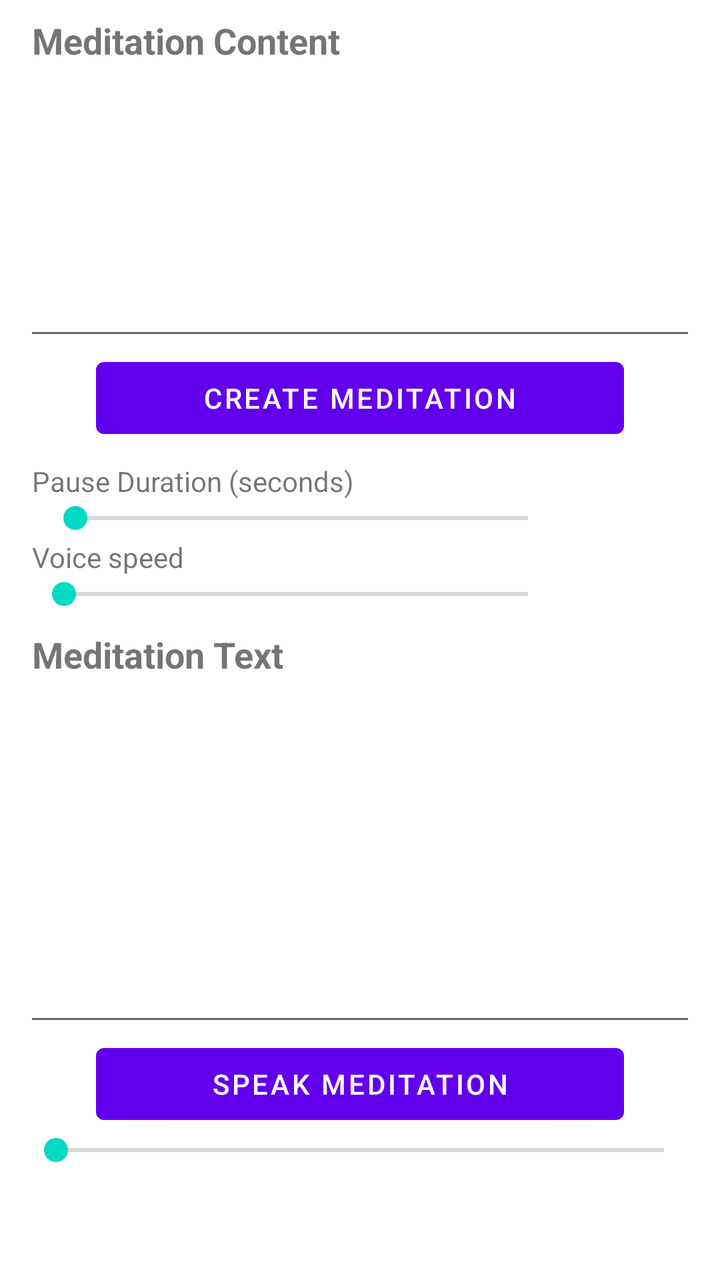
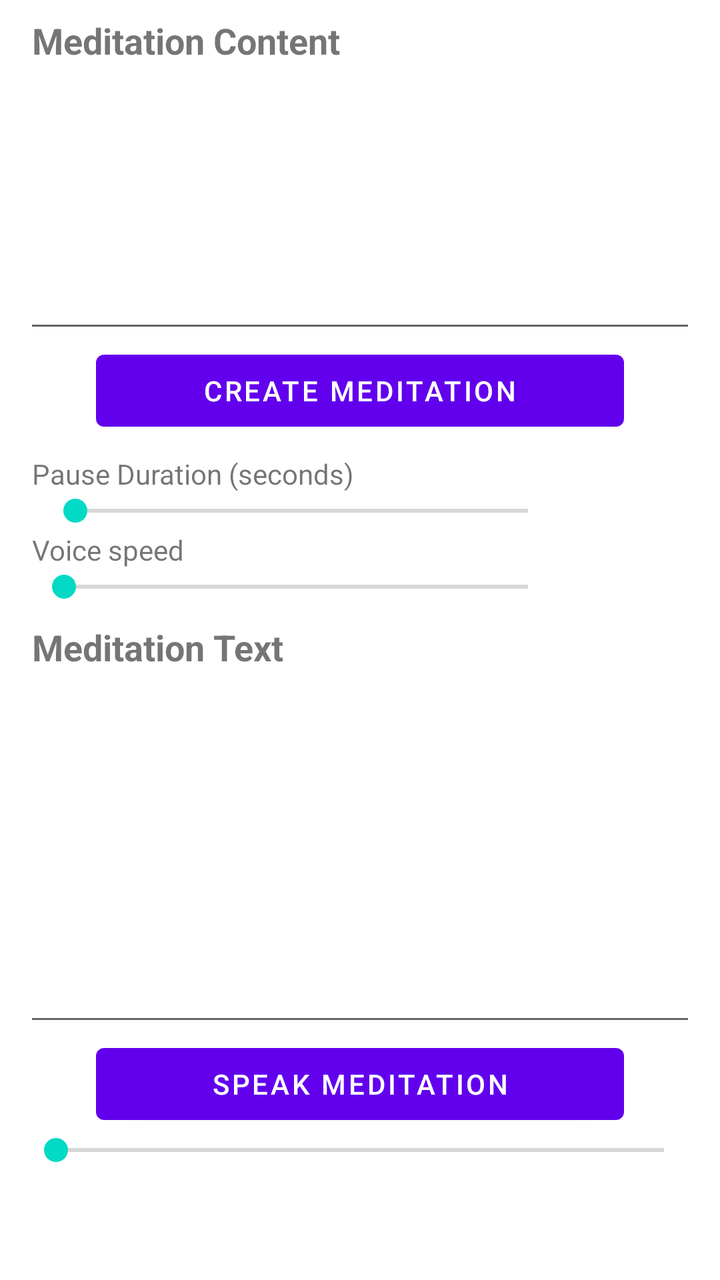

Screens rendered from an Android XML layout before and after an edit, with the pre-edit source and the edit as a unified diff.
<!-- AndroidManifest.xml: application theme Theme.MyMeditation -->
<!-- res/layout/fragment_meditation.xml -->
<?xml version="1.0" encoding="utf-8"?>
<LinearLayout xmlns:android="http://schemas.android.com/apk/res/android"
    xmlns:app="http://schemas.android.com/apk/res-auto"
    android:layout_width="match_parent"
    android:layout_height="match_parent"
    android:orientation="vertical"
    android:paddingBottom="?attr/actionBarSize">

    <TextView
        android:id="@+id/labelMeditationContent"
        android:layout_width="wrap_content"
        android:layout_height="wrap_content"
        android:layout_marginStart="@dimen/activity_horizontal_margin"
        android:layout_marginEnd="@dimen/activity_horizontal_margin"
        android:layout_marginTop="@dimen/activity_heading_margin"
        android:labelFor="@id/editTextMeditationContent"
        android:text="@string/label_meditation_content"
        android:textSize="@dimen/text_size_content_heading"
        android:textStyle="bold" />

    <EditText
        android:id="@+id/editTextMeditationContent"
        android:layout_width="match_parent"
        android:layout_height="0dp"
        android:layout_marginStart="@dimen/editText_horizontal_margin"
        android:layout_marginEnd="@dimen/editText_horizontal_margin"
        android:layout_weight="0.8"
        android:gravity="top"
        android:importantForAutofill="no"
        android:inputType="textMultiLine"
        android:textSize="@dimen/text_size_content" />

    <Button
        android:id="@+id/buttonCreateMeditation"
        android:layout_width="match_parent"
        android:layout_height="wrap_content"
        android:layout_marginStart="@dimen/single_button_horizontal_margin"
        android:layout_marginEnd="@dimen/single_button_horizontal_margin"
        android:text="@string/button_create_meditation" />

    <TextView
        android:layout_width="wrap_content"
        android:layout_height="wrap_content"
        android:layout_marginStart="@dimen/activity_horizontal_margin"
        android:layout_marginEnd="@dimen/activity_horizontal_margin"
        android:layout_marginTop="@dimen/activity_heading_margin"
        android:labelFor="@id/seekBarPauseDuration"
        android:text="@string/label_pause_duration" />

    <LinearLayout
        android:layout_width="match_parent"
        android:layout_height="wrap_content"
        android:layout_marginStart="@dimen/activity_horizontal_margin"
        android:layout_marginEnd="@dimen/activity_horizontal_margin"
        android:orientation="horizontal">

        <SeekBar
            android:id="@+id/seekBarPauseDuration"
            android:layout_width="0px"
            android:layout_height="wrap_content"
            android:layout_weight="1"
            android:indeterminate="false"
            android:max="40"
            android:min="0"
            android:progress="1" />

        <TextView
            android:id="@+id/textPauseDuration"
            android:clickable="true"
            android:focusable="true"
            android:layout_width="64dp"
            android:layout_height="wrap_content"
            android:textAlignment="viewEnd" />
    </LinearLayout>

    <TextView
        android:layout_width="wrap_content"
        android:layout_height="wrap_content"
        android:layout_marginStart="@dimen/activity_horizontal_margin"
        android:text="@string/label_voice_speed" />
    <LinearLayout
        android:layout_width="match_parent"
        android:layout_height="wrap_content"
        android:layout_marginStart="@dimen/activity_horizontal_margin"
        android:layout_marginEnd="@dimen/activity_horizontal_margin"
        android:orientation="horizontal">
        <SeekBar
            android:id="@+id/seekBarVoiceSpeed"
            android:layout_width="0dp"
            android:layout_height="wrap_content"
            android:layout_weight="1"
            android:max="1000" />
        <TextView
            android:id="@+id/textVoiceSpeed"
            android:layout_width="64dp"
            android:layout_height="wrap_content"
            android:clickable="true"
            android:focusable="true"
            android:textAlignment="viewEnd" />
    </LinearLayout>

    <TextView
        android:layout_width="wrap_content"
        android:layout_height="wrap_content"
        android:layout_marginStart="@dimen/activity_horizontal_margin"
        android:layout_marginEnd="@dimen/activity_horizontal_margin"
        android:layout_marginTop="@dimen/activity_heading_margin"
        android:id="@+id/labelMeditationText"
        android:labelFor="@id/editTextMeditationText"
        android:text="@string/label_meditation_text"
        android:textSize="@dimen/text_size_content_heading"
        android:textStyle="bold" />

    <EditText
        android:id="@+id/editTextMeditationText"
        android:layout_width="match_parent"
        android:layout_height="0dp"
        android:layout_marginStart="@dimen/editText_horizontal_margin"
        android:layout_marginEnd="@dimen/editText_horizontal_margin"
        android:layout_weight="1"
        android:gravity="top"
        android:importantForAutofill="no"
        android:inputType="textMultiLine"
        android:textSize="@dimen/text_size_content" />

    <TextView
        android:id="@+id/textSpeechStatus"
        android:layout_width="match_parent"
        android:layout_height="wrap_content"
        android:layout_margin="0dp"
        android:padding="0dp"
        android:minHeight="0dp"
        android:includeFontPadding="false"
        android:textSize="12sp"
        android:accessibilityLiveRegion="polite"
        android:maxLines="1"
        android:ellipsize="end"
        android:visibility="gone" />

    <LinearLayout
        android:id="@+id/idlePlaybackActions"
        android:layout_width="match_parent"
        android:layout_height="wrap_content"
        android:layout_marginStart="@dimen/single_button_horizontal_margin"
        android:layout_marginEnd="@dimen/single_button_horizontal_margin"
        android:gravity="center_vertical"
        android:orientation="horizontal">

        <Button
            android:id="@+id/buttonSpeakMeditation"
            android:layout_width="0dp"
            android:layout_height="wrap_content"
            android:layout_weight="1"
            android:text="@string/button_speak_meditation" />

    </LinearLayout>

    <LinearLayout
        android:id="@+id/playbackControls"
        android:visibility="gone"
        android:layout_width="match_parent"
        android:layout_height="48dp"
        android:gravity="center"
        android:orientation="horizontal">
        <com.google.android.material.button.MaterialButton
            android:id="@+id/buttonPreviousMeditation"
            style="@style/PlaybackControl"
            app:icon="@drawable/ic_playback_previous"
            android:contentDescription="@string/notification_previous"
            android:tooltipText="@string/notification_previous"
            android:enabled="false" />
        <FrameLayout
            android:layout_width="56dp"
            android:layout_height="48dp">
        <com.google.android.material.button.MaterialButton
            android:id="@+id/buttonResumeMeditation"
            style="@style/PlaybackControl"
            app:icon="@drawable/ic_playback_play"
            android:contentDescription="@string/button_speak_meditation"
            android:tooltipText="@string/button_speak_meditation" />
        <com.google.android.material.button.MaterialButton
            android:id="@+id/buttonPauseMeditation"
            style="@style/PlaybackControl"
            app:icon="@drawable/ic_playback_pause"
            android:contentDescription="@string/button_pause_meditation"
            android:tooltipText="@string/button_pause_meditation"
            android:visibility="gone" />
        </FrameLayout>
        <com.google.android.material.button.MaterialButton
            android:id="@+id/buttonEndMeditation"
            style="@style/PlaybackControl"
            app:icon="@drawable/ic_playback_stop"
            android:contentDescription="@string/button_end_meditation"
            android:tooltipText="@string/button_end_meditation"
            android:enabled="false" />
        <com.google.android.material.button.MaterialButton
            android:id="@+id/buttonNextMeditation"
            style="@style/PlaybackControl"
            app:icon="@drawable/ic_playback_next"
            android:contentDescription="@string/notification_next"
            android:tooltipText="@string/notification_next"
            android:enabled="false" />
    </LinearLayout>

    <SeekBar
        android:id="@+id/seekBarAudio"
        android:layout_width="match_parent"
        android:layout_height="wrap_content"
        android:layout_marginStart="@dimen/editText_horizontal_margin"
        android:layout_marginEnd="@dimen/editText_horizontal_margin"
        android:indeterminate="false"
        android:max="100"
        android:min="0"
        android:progress="0" />

</LinearLayout>
<!-- resources referenced by this layout -->
<resources>
  <dimen name="activity_heading_margin">8dp</dimen>
  <dimen name="activity_horizontal_margin">16dp</dimen>
  <dimen name="editText_horizontal_margin">12dp</dimen>
  <dimen name="single_button_horizontal_margin">48dp</dimen>
  <dimen name="text_size_content">16sp</dimen>
  <dimen name="text_size_content_heading">18sp</dimen>
  <!-- drawable ic_playback_next (drawable) -->
  <vector xmlns:android="http://schemas.android.com/apk/res/android"
      android:width="24dp" android:height="24dp"
      android:viewportWidth="24" android:viewportHeight="24">
      <path android:fillColor="#FFFFFFFF" android:pathData="M16,5h2v14h-2z M6,5l10,7 -10,7z" />
  </vector>
  <!-- drawable ic_playback_pause (drawable) -->
  <vector xmlns:android="http://schemas.android.com/apk/res/android"
      android:width="24dp" android:height="24dp"
      android:viewportWidth="24" android:viewportHeight="24">
      <path android:fillColor="#FFFFFFFF" android:pathData="M6,5h4v14H6z M14,5h4v14h-4z" />
  </vector>
  <!-- drawable ic_playback_play (drawable) -->
  <vector xmlns:android="http://schemas.android.com/apk/res/android"
      android:width="24dp" android:height="24dp"
      android:viewportWidth="24" android:viewportHeight="24">
      <path android:fillColor="#FFFFFFFF" android:pathData="M8,5v14l11,-7z" />
  </vector>
  <!-- drawable ic_playback_previous (drawable) -->
  <vector xmlns:android="http://schemas.android.com/apk/res/android"
      android:width="24dp" android:height="24dp"
      android:viewportWidth="24" android:viewportHeight="24">
      <path android:fillColor="#FFFFFFFF" android:pathData="M6,5h2v14H6z M18,5v14L8,12z" />
  </vector>
  <!-- drawable ic_playback_stop (drawable) -->
  <vector xmlns:android="http://schemas.android.com/apk/res/android"
      android:width="24dp" android:height="24dp"
      android:viewportWidth="24" android:viewportHeight="24">
      <path android:fillColor="#FFFFFFFF" android:pathData="M6,6h12v12H6z" />
  </vector>
  <string name="button_create_meditation">Create Meditation</string>
  <string name="button_end_meditation">End meditation</string>
  <string name="button_pause_meditation">Pause Meditation</string>
  <string name="button_speak_meditation">Speak Meditation</string>
  <string name="label_meditation_content">Meditation Content</string>
  <string name="label_meditation_text">Meditation Text</string>
  <string name="label_pause_duration">Pause Duration (seconds)</string>
  <string name="label_voice_speed">Voice speed</string>
  <string name="notification_next">Next</string>
  <string name="notification_previous">Previous</string>
  <style name="PlaybackControl" parent="Widget.MaterialComponents.Button">
          <item name="android:layout_width">48dp</item>
          <item name="android:layout_height">48dp</item>
          <item name="android:layout_marginHorizontal">4dp</item>
          <item name="android:minWidth">0dp</item>
          <item name="android:padding">12dp</item>
          <item name="iconSize">24dp</item>
          <item name="iconPadding">0dp</item>
          <item name="iconGravity">textStart</item>
      </style>
  <style name="Theme.MyMeditation" parent="Theme.MaterialComponents.DayNight.DarkActionBar">
          
          <item name="colorPrimary">@color/purple_500</item>
          <item name="colorPrimaryVariant">@color/purple_700</item>
          <item name="colorOnPrimary">@color/white</item>
          
          <item name="colorSecondary">@color/teal_200</item>
          <item name="colorSecondaryVariant">@color/teal_700</item>
          <item name="colorOnSecondary">@color/black</item>
          
          <item name="android:statusBarColor">?attr/colorPrimaryVariant</item>
          
      </style>
  <color name="purple_500">#FF6200EE</color>
  <color name="purple_700">#FF3700B3</color>
  <color name="white">#FFFFFFFF</color>
  <color name="teal_200">#FF03DAC5</color>
  <color name="teal_700">#FF018786</color>
  <color name="black">#FF000000</color>
</resources>

<!-- the commit's change to res/layout/fragment_meditation.xml (unified diff, before → after) -->
@@ -6,29 +6,37 @@
     android:orientation="vertical"
     android:paddingBottom="?attr/actionBarSize">
 
-    <TextView
-        android:id="@+id/labelMeditationContent"
-        android:layout_width="wrap_content"
-        android:layout_height="wrap_content"
-        android:layout_marginStart="@dimen/activity_horizontal_margin"
-        android:layout_marginEnd="@dimen/activity_horizontal_margin"
-        android:layout_marginTop="@dimen/activity_heading_margin"
-        android:labelFor="@id/editTextMeditationContent"
-        android:text="@string/label_meditation_content"
-        android:textSize="@dimen/text_size_content_heading"
-        android:textStyle="bold" />
-
-    <EditText
-        android:id="@+id/editTextMeditationContent"
+    <LinearLayout
+        android:id="@+id/meditationContentSection"
         android:layout_width="match_parent"
         android:layout_height="0dp"
-        android:layout_marginStart="@dimen/editText_horizontal_margin"
-        android:layout_marginEnd="@dimen/editText_horizontal_margin"
         android:layout_weight="0.8"
-        android:gravity="top"
-        android:importantForAutofill="no"
-        android:inputType="textMultiLine"
-        android:textSize="@dimen/text_size_content" />
+        android:orientation="vertical">
+        <TextView
+            android:id="@+id/labelMeditationContent"
+            android:layout_width="wrap_content"
+            android:layout_height="wrap_content"
+            android:layout_marginStart="@dimen/activity_horizontal_margin"
+            android:layout_marginEnd="@dimen/activity_horizontal_margin"
+            android:layout_marginTop="@dimen/activity_heading_margin"
+            android:labelFor="@id/editTextMeditationContent"
+            android:text="@string/label_meditation_content"
+            android:textSize="@dimen/text_size_content_heading"
+            android:textStyle="bold" />
+
+        <EditText
+            android:id="@+id/editTextMeditationContent"
+            android:layout_width="match_parent"
+            android:layout_height="0dp"
+            android:layout_marginStart="@dimen/editText_horizontal_margin"
+            android:layout_marginEnd="@dimen/editText_horizontal_margin"
+            android:layout_weight="1"
+            android:gravity="top"
+            android:importantForAutofill="no"
+            android:inputType="textMultiLine"
+            android:textSize="@dimen/text_size_content" />
+
+    </LinearLayout>
 
     <Button
         android:id="@+id/buttonCreateMeditation"
@@ -38,179 +46,201 @@
         android:layout_marginEnd="@dimen/single_button_horizontal_margin"
         android:text="@string/button_create_meditation" />
 
-    <TextView
-        android:layout_width="wrap_content"
+    <LinearLayout
+        android:id="@+id/speechSettingsSection"
+        android:layout_width="match_parent"
         android:layout_height="wrap_content"
-        android:layout_marginStart="@dimen/activity_horizontal_margin"
-        android:layout_marginEnd="@dimen/activity_horizontal_margin"
-        android:layout_marginTop="@dimen/activity_heading_margin"
-        android:labelFor="@id/seekBarPauseDuration"
-        android:text="@string/label_pause_duration" />
-
-    <LinearLayout
+        android:orientation="vertical">
+        <TextView
+            android:layout_width="wrap_content"
+            android:layout_height="wrap_content"
+            android:layout_marginStart="@dimen/activity_horizontal_margin"
+            android:layout_marginEnd="@dimen/activity_horizontal_margin"
+            android:layout_marginTop="@dimen/activity_heading_margin"
+            android:labelFor="@id/seekBarPauseDuration"
+            android:text="@string/label_pause_duration" />
+
+        <LinearLayout
+            android:layout_width="match_parent"
+            android:layout_height="wrap_content"
+            android:layout_marginStart="@dimen/activity_horizontal_margin"
+            android:layout_marginEnd="@dimen/activity_horizontal_margin"
+            android:orientation="horizontal">
+
+            <SeekBar
+                android:id="@+id/seekBarPauseDuration"
+                android:layout_width="0px"
+                android:layout_height="wrap_content"
+                android:layout_weight="1"
+                android:indeterminate="false"
+                android:max="40"
+                android:min="0"
+                android:progress="1" />
+
+            <TextView
+                android:id="@+id/textPauseDuration"
+                android:clickable="true"
+                android:focusable="true"
+                android:layout_width="64dp"
+                android:layout_height="wrap_content"
+                android:textAlignment="viewEnd" />
+        </LinearLayout>
+
+        <TextView
+            android:layout_width="wrap_content"
+            android:layout_height="wrap_content"
+            android:layout_marginStart="@dimen/activity_horizontal_margin"
+            android:text="@string/label_voice_speed" />
+        <LinearLayout
+            android:layout_width="match_parent"
+            android:layout_height="wrap_content"
+            android:layout_marginStart="@dimen/activity_horizontal_margin"
+            android:layout_marginEnd="@dimen/activity_horizontal_margin"
+            android:orientation="horizontal">
+            <SeekBar
+                android:id="@+id/seekBarVoiceSpeed"
+                android:layout_width="0dp"
+                android:layout_height="wrap_content"
+                android:layout_weight="1"
+                android:max="1000" />
+            <TextView
+                android:id="@+id/textVoiceSpeed"
+                android:layout_width="64dp"
+                android:layout_height="wrap_content"
+                android:clickable="true"
+                android:focusable="true"
+                android:textAlignment="viewEnd" />
+        </LinearLayout>
+
+    </LinearLayout>
+
+    <LinearLayout
+        android:id="@+id/meditationTextSection"
+        android:layout_width="match_parent"
+        android:layout_height="0dp"
+        android:layout_weight="1"
+        android:orientation="vertical">
+        <TextView
+            android:layout_width="wrap_content"
+            android:layout_height="wrap_content"
+            android:layout_marginStart="@dimen/activity_horizontal_margin"
+            android:layout_marginEnd="@dimen/activity_horizontal_margin"
+            android:layout_marginTop="@dimen/activity_heading_margin"
+            android:id="@+id/labelMeditationText"
+            android:labelFor="@id/editTextMeditationText"
+            android:text="@string/label_meditation_text"
+            android:textSize="@dimen/text_size_content_heading"
+            android:textStyle="bold" />
+
+        <EditText
+            android:id="@+id/editTextMeditationText"
+            android:layout_width="match_parent"
+            android:layout_height="0dp"
+            android:layout_marginStart="@dimen/editText_horizontal_margin"
+            android:layout_marginEnd="@dimen/editText_horizontal_margin"
+            android:layout_weight="1"
+            android:gravity="top"
+            android:importantForAutofill="no"
+            android:inputType="textMultiLine"
+            android:textSize="@dimen/text_size_content" />
+
+    </LinearLayout>
+
+    <LinearLayout
+        android:id="@+id/meditationPlaybackSection"
         android:layout_width="match_parent"
         android:layout_height="wrap_content"
-        android:layout_marginStart="@dimen/activity_horizontal_margin"
-        android:layout_marginEnd="@dimen/activity_horizontal_margin"
-        android:orientation="horizontal">
+        android:orientation="vertical">
+        <TextView
+            android:id="@+id/textSpeechStatus"
+            android:layout_width="match_parent"
+            android:layout_height="wrap_content"
+            android:layout_margin="0dp"
+            android:padding="0dp"
+            android:minHeight="0dp"
+            android:includeFontPadding="false"
+            android:textSize="12sp"
+            android:accessibilityLiveRegion="polite"
+            android:maxLines="1"
+            android:ellipsize="end"
+            android:visibility="gone" />
+
+        <LinearLayout
+            android:id="@+id/idlePlaybackActions"
+            android:layout_width="match_parent"
+            android:layout_height="wrap_content"
+            android:layout_marginStart="@dimen/single_button_horizontal_margin"
+            android:layout_marginEnd="@dimen/single_button_horizontal_margin"
+            android:gravity="center_vertical"
+            android:orientation="horizontal">
+
+            <Button
+                android:id="@+id/buttonSpeakMeditation"
+                android:layout_width="0dp"
+                android:layout_height="wrap_content"
+                android:layout_weight="1"
+                android:text="@string/button_speak_meditation" />
+
+        </LinearLayout>
+
+        <LinearLayout
+            android:id="@+id/playbackControls"
+            android:visibility="gone"
+            android:layout_width="match_parent"
+            android:layout_height="48dp"
+            android:gravity="center"
+            android:orientation="horizontal">
+            <com.google.android.material.button.MaterialButton
+                android:id="@+id/buttonPreviousMeditation"
+                style="@style/PlaybackControl"
+                app:icon="@drawable/ic_playback_previous"
+                android:contentDescription="@string/notification_previous"
+                android:tooltipText="@string/notification_previous"
+                android:enabled="false" />
+            <FrameLayout
+                android:layout_width="56dp"
+                android:layout_height="48dp">
+            <com.google.android.material.button.MaterialButton
+                android:id="@+id/buttonResumeMeditation"
+                style="@style/PlaybackControl"
+                app:icon="@drawable/ic_playback_play"
+                android:contentDescription="@string/button_speak_meditation"
+                android:tooltipText="@string/button_speak_meditation" />
+            <com.google.android.material.button.MaterialButton
+                android:id="@+id/buttonPauseMeditation"
+                style="@style/PlaybackControl"
+                app:icon="@drawable/ic_playback_pause"
+                android:contentDescription="@string/button_pause_meditation"
+                android:tooltipText="@string/button_pause_meditation"
+                android:visibility="gone" />
+            </FrameLayout>
+            <com.google.android.material.button.MaterialButton
+                android:id="@+id/buttonEndMeditation"
+                style="@style/PlaybackControl"
+                app:icon="@drawable/ic_playback_stop"
+                android:contentDescription="@string/button_end_meditation"
+                android:tooltipText="@string/button_end_meditation"
+                android:enabled="false" />
+            <com.google.android.material.button.MaterialButton
+                android:id="@+id/buttonNextMeditation"
+                style="@style/PlaybackControl"
+                app:icon="@drawable/ic_playback_next"
+                android:contentDescription="@string/notification_next"
+                android:tooltipText="@string/notification_next"
+                android:enabled="false" />
+        </LinearLayout>
 
         <SeekBar
-            android:id="@+id/seekBarPauseDuration"
-            android:layout_width="0px"
-            android:layout_height="wrap_content"
-            android:layout_weight="1"
+            android:id="@+id/seekBarAudio"
+            android:layout_width="match_parent"
+            android:layout_height="wrap_content"
+            android:layout_marginStart="@dimen/editText_horizontal_margin"
+            android:layout_marginEnd="@dimen/editText_horizontal_margin"
             android:indeterminate="false"
-            android:max="40"
+            android:max="100"
             android:min="0"
-            android:progress="1" />
-
-        <TextView
-            android:id="@+id/textPauseDuration"
-            android:clickable="true"
-            android:focusable="true"
-            android:layout_width="64dp"
-            android:layout_height="wrap_content"
-            android:textAlignment="viewEnd" />
-    </LinearLayout>
-
-    <TextView
-        android:layout_width="wrap_content"
-        android:layout_height="wrap_content"
-        android:layout_marginStart="@dimen/activity_horizontal_margin"
-        android:text="@string/label_voice_speed" />
-    <LinearLayout
-        android:layout_width="match_parent"
-        android:layout_height="wrap_content"
-        android:layout_marginStart="@dimen/activity_horizontal_margin"
-        android:layout_marginEnd="@dimen/activity_horizontal_margin"
-        android:orientation="horizontal">
-        <SeekBar
-            android:id="@+id/seekBarVoiceSpeed"
-            android:layout_width="0dp"
-            android:layout_height="wrap_content"
-            android:layout_weight="1"
-            android:max="1000" />
-        <TextView
-            android:id="@+id/textVoiceSpeed"
-            android:layout_width="64dp"
-            android:layout_height="wrap_content"
-            android:clickable="true"
-            android:focusable="true"
-            android:textAlignment="viewEnd" />
-    </LinearLayout>
-
-    <TextView
-        android:layout_width="wrap_content"
-        android:layout_height="wrap_content"
-        android:layout_marginStart="@dimen/activity_horizontal_margin"
-        android:layout_marginEnd="@dimen/activity_horizontal_margin"
-        android:layout_marginTop="@dimen/activity_heading_margin"
-        android:id="@+id/labelMeditationText"
-        android:labelFor="@id/editTextMeditationText"
-        android:text="@string/label_meditation_text"
-        android:textSize="@dimen/text_size_content_heading"
-        android:textStyle="bold" />
-
-    <EditText
-        android:id="@+id/editTextMeditationText"
-        android:layout_width="match_parent"
-        android:layout_height="0dp"
-        android:layout_marginStart="@dimen/editText_horizontal_margin"
-        android:layout_marginEnd="@dimen/editText_horizontal_margin"
-        android:layout_weight="1"
-        android:gravity="top"
-        android:importantForAutofill="no"
-        android:inputType="textMultiLine"
-        android:textSize="@dimen/text_size_content" />
-
-    <TextView
-        android:id="@+id/textSpeechStatus"
-        android:layout_width="match_parent"
-        android:layout_height="wrap_content"
-        android:layout_margin="0dp"
-        android:padding="0dp"
-        android:minHeight="0dp"
-        android:includeFontPadding="false"
-        android:textSize="12sp"
-        android:accessibilityLiveRegion="polite"
-        android:maxLines="1"
-        android:ellipsize="end"
-        android:visibility="gone" />
-
-    <LinearLayout
-        android:id="@+id/idlePlaybackActions"
-        android:layout_width="match_parent"
-        android:layout_height="wrap_content"
-        android:layout_marginStart="@dimen/single_button_horizontal_margin"
-        android:layout_marginEnd="@dimen/single_button_horizontal_margin"
-        android:gravity="center_vertical"
-        android:orientation="horizontal">
-
-        <Button
-            android:id="@+id/buttonSpeakMeditation"
-            android:layout_width="0dp"
-            android:layout_height="wrap_content"
-            android:layout_weight="1"
-            android:text="@string/button_speak_meditation" />
-
-    </LinearLayout>
-
-    <LinearLayout
-        android:id="@+id/playbackControls"
-        android:visibility="gone"
-        android:layout_width="match_parent"
-        android:layout_height="48dp"
-        android:gravity="center"
-        android:orientation="horizontal">
-        <com.google.android.material.button.MaterialButton
-            android:id="@+id/buttonPreviousMeditation"
-            style="@style/PlaybackControl"
-            app:icon="@drawable/ic_playback_previous"
-            android:contentDescription="@string/notification_previous"
-            android:tooltipText="@string/notification_previous"
-            android:enabled="false" />
-        <FrameLayout
-            android:layout_width="56dp"
-            android:layout_height="48dp">
-        <com.google.android.material.button.MaterialButton
-            android:id="@+id/buttonResumeMeditation"
-            style="@style/PlaybackControl"
-            app:icon="@drawable/ic_playback_play"
-            android:contentDescription="@string/button_speak_meditation"
-            android:tooltipText="@string/button_speak_meditation" />
-        <com.google.android.material.button.MaterialButton
-            android:id="@+id/buttonPauseMeditation"
-            style="@style/PlaybackControl"
-            app:icon="@drawable/ic_playback_pause"
-            android:contentDescription="@string/button_pause_meditation"
-            android:tooltipText="@string/button_pause_meditation"
-            android:visibility="gone" />
-        </FrameLayout>
-        <com.google.android.material.button.MaterialButton
-            android:id="@+id/buttonEndMeditation"
-            style="@style/PlaybackControl"
-            app:icon="@drawable/ic_playback_stop"
-            android:contentDescription="@string/button_end_meditation"
-            android:tooltipText="@string/button_end_meditation"
-            android:enabled="false" />
-        <com.google.android.material.button.MaterialButton
-            android:id="@+id/buttonNextMeditation"
-            style="@style/PlaybackControl"
-            app:icon="@drawable/ic_playback_next"
-            android:contentDescription="@string/notification_next"
-            android:tooltipText="@string/notification_next"
-            android:enabled="false" />
-    </LinearLayout>
-
-    <SeekBar
-        android:id="@+id/seekBarAudio"
-        android:layout_width="match_parent"
-        android:layout_height="wrap_content"
-        android:layout_marginStart="@dimen/editText_horizontal_margin"
-        android:layout_marginEnd="@dimen/editText_horizontal_margin"
-        android:indeterminate="false"
-        android:max="100"
-        android:min="0"
-        android:progress="0" />
+            android:progress="0" />
+
+    </LinearLayout>
 
 </LinearLayout>
